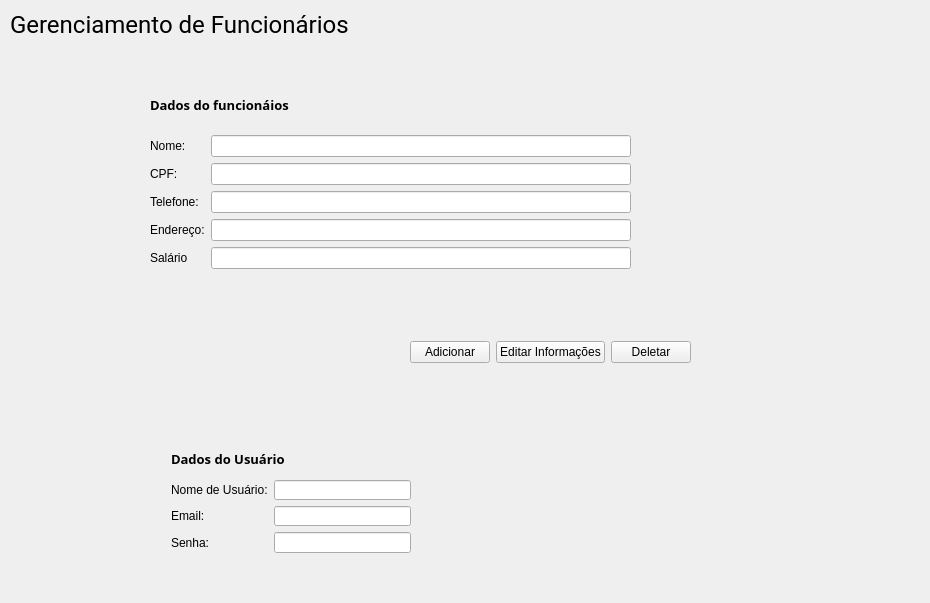
Old version of the form view/employees_management.ui in the repository PedroGregori/Projeto_Integrador--SENAC_BA-2022.
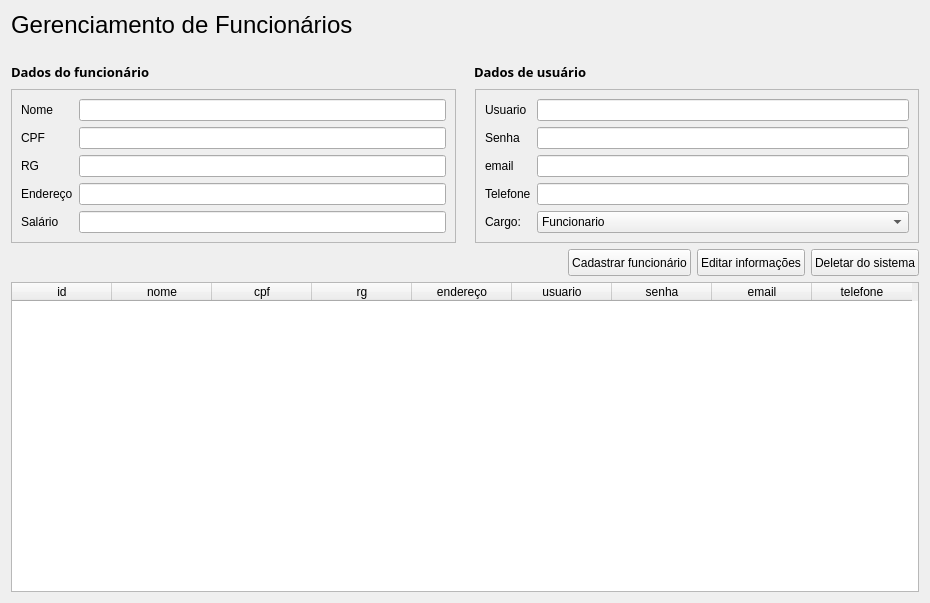
New version of the form.

Commit message: added employees management ui

```diff
--- a/view/employees_management.ui
+++ b/view/employees_management.ui
@@ -10,85 +10,51 @@
     <height>603</height>
    </rect>
   </property>
+  <property name="font">
+   <font>
+    <pointsize>9</pointsize>
+   </font>
+  </property>
   <property name="windowTitle">
    <string>Form</string>
   </property>
+  <layout class="QVBoxLayout" name="verticalLayout_2">
+   <item>
   <widget class="QLabel" name="title">
-   <property name="geometry">
-    <rect>
-     <x>10</x>
-     <y>10</y>
-     <width>521</width>
-     <height>29</height>
-    </rect>
-   </property>
    <property name="font">
     <font>
-     <family>Roboto</family>
+       <family>MS Shell Dlg 2</family>
      <pointsize>18</pointsize>
+       <weight>50</weight>
+       <bold>false</bold>
     </font>
    </property>
    <property name="text">
     <string>Gerenciamento de Funcionários</string>
    </property>
   </widget>
-  <widget class="QWidget" name="">
-   <property name="geometry">
-    <rect>
-     <x>410</x>
-     <y>340</y>
-     <width>487</width>
-     <height>25</height>
-    </rect>
-   </property>
-   <layout class="QHBoxLayout" name="horizontalLayout">
-    <item>
-     <widget class="QPushButton" name="Btn_Add">
-      <property name="text">
-       <string>Adicionar</string>
-      </property>
-     </widget>
     </item>
     <item>
-     <widget class="QPushButton" name="Btn_Edit">
-      <property name="text">
-       <string>Editar Informações</string>
-      </property>
-     </widget>
-    </item>
-    <item>
-     <widget class="QPushButton" name="Btn_Delete">
-      <property name="text">
-       <string>Deletar</string>
-      </property>
-     </widget>
-    </item>
-    <item>
-     <spacer name="horizontalSpacer">
+    <spacer name="verticalSpacer">
       <property name="orientation">
-       <enum>Qt::Horizontal</enum>
+      <enum>Qt::Vertical</enum>
+     </property>
+     <property name="sizeType">
+      <enum>QSizePolicy::Preferred</enum>
       </property>
       <property name="sizeHint" stdset="0">
        <size>
-        <width>40</width>
-        <height>20</height>
+       <width>20</width>
+       <height>18</height>
        </size>
       </property>
      </spacer>
     </item>
-   </layout>
-  </widget>
-  <widget class="QWidget" name="">
-   <property name="geometry">
-    <rect>
-     <x>150</x>
-     <y>80</y>
-     <width>481</width>
-     <height>189</height>
-    </rect>
-   </property>
+   <item>
    <layout class="QVBoxLayout" name="verticalLayout">
     <item>
+      <layout class="QHBoxLayout" name="horizontalLayout_3">
+       <item>
      <widget class="QLabel" name="label_2">
       <property name="font">
        <font>
@@ -99,157 +65,136 @@
        </font>
       </property>
       <property name="text">
-       <string>Dados do funcionáios</string>
-      </property>
+          <string>Dados do funcionário</string>
+         </property>
+         <property name="alignment">
+          <set>Qt::AlignLeading|Qt::AlignLeft|Qt::AlignTop</set>
+         </property>
      </widget>
     </item>
     <item>
-     <widget class="QFrame" name="frame_employeesData">
+        <spacer name="horizontalSpacer_3">
+         <property name="orientation">
+          <enum>Qt::Horizontal</enum>
+         </property>
+         <property name="sizeType">
+          <enum>QSizePolicy::Preferred</enum>
+         </property>
+         <property name="sizeHint" stdset="0">
+          <size>
+           <width>11</width>
+           <height>20</height>
+          </size>
+         </property>
+        </spacer>
+       </item>
+       <item>
+        <widget class="QLabel" name="label">
+         <property name="font">
+          <font>
+           <family>Segoe UI Semilight</family>
+           <pointsize>10</pointsize>
+           <weight>75</weight>
+           <bold>true</bold>
+          </font>
+         </property>
+         <property name="text">
+          <string>Dados de usuário</string>
+         </property>
+         <property name="alignment">
+          <set>Qt::AlignLeading|Qt::AlignLeft|Qt::AlignTop</set>
+         </property>
+        </widget>
+       </item>
+      </layout>
+     </item>
+     <item>
+      <layout class="QHBoxLayout" name="horizontalLayout">
+       <item>
+        <widget class="QFrame" name="formFrame">
+         <property name="frameShape">
+          <enum>QFrame::StyledPanel</enum>
+         </property>
       <layout class="QFormLayout" name="formLayout">
-       <property name="leftMargin">
-        <number>0</number>
-       </property>
-       <property name="topMargin">
-        <number>0</number>
-       </property>
-       <property name="rightMargin">
-        <number>0</number>
-       </property>
-       <property name="bottomMargin">
-        <number>0</number>
-       </property>
-       <item row="1" column="0">
+          <item row="0" column="0">
         <widget class="QLabel" name="nameLabel">
-         <property name="font">
-          <font>
-           <pointsize>9</pointsize>
-          </font>
-         </property>
          <property name="text">
-          <string>Nome:</string>
+             <string>Nome</string>
          </property>
         </widget>
        </item>
-       <item row="1" column="1">
+          <item row="0" column="1">
         <widget class="QLineEdit" name="name"/>
        </item>
-       <item row="2" column="0">
-        <widget class="QLabel" name="CPFLabel">
-         <property name="font">
-          <font>
-           <pointsize>9</pointsize>
-          </font>
-         </property>
+          <item row="1" column="0">
+           <widget class="QLabel" name="cpfLabel">
          <property name="text">
-          <string>CPF:</string>
+             <string>CPF</string>
          </property>
         </widget>
        </item>
-       <item row="2" column="1">
+          <item row="1" column="1">
         <widget class="QLineEdit" name="cpf"/>
        </item>
-       <item row="3" column="0">
-        <widget class="QLabel" name="telefoneLabel">
-         <property name="font">
-          <font>
-           <pointsize>9</pointsize>
-          </font>
-         </property>
+          <item row="2" column="0">
+           <widget class="QLabel" name="rgLabel">
          <property name="text">
-          <string>Telefone:</string>
+             <string>RG</string>
          </property>
         </widget>
        </item>
-       <item row="3" column="1">
-        <widget class="QLineEdit" name="phone"/>
-       </item>
-       <item row="5" column="0">
+          <item row="2" column="1">
+           <widget class="QLineEdit" name="rg"/>
+          </item>
+          <item row="3" column="0">
         <widget class="QLabel" name="addressLabel">
-         <property name="font">
-          <font>
-           <pointsize>9</pointsize>
-          </font>
-         </property>
          <property name="text">
-          <string>Endereço:</string>
+             <string>Endereço</string>
          </property>
         </widget>
        </item>
-       <item row="5" column="1">
+          <item row="3" column="1">
         <widget class="QLineEdit" name="address"/>
        </item>
-       <item row="6" column="0">
-        <widget class="QLabel" name="salRioLabel">
-         <property name="font">
-          <font>
-           <pointsize>9</pointsize>
-          </font>
-         </property>
+          <item row="4" column="0">
+           <widget class="QLabel" name="salaryLabel">
          <property name="text">
           <string>Salário</string>
          </property>
         </widget>
        </item>
-       <item row="6" column="1">
+          <item row="4" column="1">
         <widget class="QLineEdit" name="salary"/>
        </item>
       </layout>
      </widget>
     </item>
-   </layout>
-  </widget>
-  <widget class="QWidget" name="">
-   <property name="geometry">
-    <rect>
-     <x>171</x>
-     <y>450</y>
-     <width>240</width>
-     <height>103</height>
-    </rect>
-   </property>
-   <layout class="QVBoxLayout" name="verticalLayout_2">
     <item>
-     <widget class="QLabel" name="label_4">
-      <property name="font">
-       <font>
-        <family>Segoe UI Semilight</family>
-        <pointsize>10</pointsize>
-        <weight>75</weight>
-        <bold>true</bold>
-       </font>
-      </property>
-      <property name="text">
-       <string>Dados do Usuário</string>
-      </property>
-     </widget>
+        <spacer name="horizontalSpacer">
+         <property name="orientation">
+          <enum>Qt::Horizontal</enum>
+         </property>
+         <property name="sizeType">
+          <enum>QSizePolicy::Preferred</enum>
+         </property>
+         <property name="sizeHint" stdset="0">
+          <size>
+           <width>13</width>
+           <height>20</height>
+          </size>
+         </property>
+        </spacer>
     </item>
     <item>
-     <widget class="QFrame" name="">
+        <widget class="QFrame" name="formFrame_2">
+         <property name="frameShape">
+          <enum>QFrame::StyledPanel</enum>
+         </property>
       <layout class="QFormLayout" name="formLayout_2">
-       <property name="leftMargin">
-        <number>0</number>
-       </property>
-       <property name="topMargin">
-        <number>6</number>
-       </property>
-       <property name="rightMargin">
-        <number>0</number>
-       </property>
-       <property name="bottomMargin">
-        <number>0</number>
-       </property>
        <item row="0" column="0">
-        <widget class="QLabel" name="label">
-         <property name="font">
-          <font>
-           <pointsize>9</pointsize>
-          </font>
-         </property>
+           <widget class="QLabel" name="userLabel">
          <property name="text">
-          <string>Nome de Usuário:</string>
-         </property>
-         <property name="scaledContents">
-          <bool>false</bool>
+             <string>Usuario</string>
          </property>
         </widget>
        </item>
@@ -257,43 +202,183 @@
         <widget class="QLineEdit" name="lineEdit"/>
        </item>
        <item row="1" column="0">
+           <widget class="QLabel" name="passwordLabel">
+            <property name="text">
+             <string>Senha</string>
+            </property>
+           </widget>
+          </item>
+          <item row="1" column="1">
+           <widget class="QLineEdit" name="password"/>
+          </item>
+          <item row="2" column="0">
         <widget class="QLabel" name="emailLabel">
-         <property name="font">
-          <font>
-           <pointsize>9</pointsize>
-          </font>
-         </property>
          <property name="text">
-          <string>Email:</string>
+             <string>email</string>
          </property>
         </widget>
        </item>
-       <item row="1" column="1">
+          <item row="2" column="1">
         <widget class="QLineEdit" name="email"/>
        </item>
-       <item row="2" column="0">
+          <item row="3" column="0">
+           <widget class="QLabel" name="phoneLabel">
+            <property name="text">
+             <string>Telefone</string>
+            </property>
+           </widget>
+          </item>
+          <item row="3" column="1">
+           <widget class="QLineEdit" name="phone"/>
+          </item>
+          <item row="4" column="1">
+           <widget class="QComboBox" name="comboBox">
+            <item>
+             <property name="text">
+              <string>Funcionario</string>
+             </property>
+            </item>
+            <item>
+             <property name="text">
+              <string>Gerente</string>
+             </property>
+            </item>
+           </widget>
+          </item>
+          <item row="4" column="0">
         <widget class="QLabel" name="label_3">
-         <property name="font">
-          <font>
-           <pointsize>9</pointsize>
-          </font>
-         </property>
+            <property name="text">
+             <string>Cargo:</string>
+            </property>
+           </widget>
+          </item>
+         </layout>
+        </widget>
+       </item>
+      </layout>
+     </item>
+    </layout>
+   </item>
+   <item>
+    <widget class="QFrame" name="frame">
+     <layout class="QHBoxLayout" name="horizontalLayout_2">
+      <property name="leftMargin">
+       <number>0</number>
+      </property>
+      <property name="topMargin">
+       <number>0</number>
+      </property>
+      <property name="rightMargin">
+       <number>0</number>
+      </property>
+      <property name="bottomMargin">
+       <number>0</number>
+      </property>
+      <item>
+       <spacer name="horizontalSpacer_2">
+        <property name="orientation">
+         <enum>Qt::Horizontal</enum>
+        </property>
+        <property name="sizeHint" stdset="0">
+         <size>
+          <width>40</width>
+          <height>20</height>
+         </size>
+        </property>
+       </spacer>
+      </item>
+      <item>
+       <widget class="QPushButton" name="pushButton">
+        <property name="minimumSize">
+         <size>
+          <width>0</width>
+          <height>27</height>
+         </size>
+        </property>
          <property name="text">
-          <string>Senha:</string>
-         </property>
-         <property name="scaledContents">
-          <bool>true</bool>
-         </property>
-        </widget>
-       </item>
-       <item row="2" column="1">
-        <widget class="QLineEdit" name="lineEdit_2"/>
+         <string>Cadastrar funcionário</string>
+        </property>
+       </widget>
+      </item>
+      <item>
+       <widget class="QPushButton" name="pushButton_2">
+        <property name="minimumSize">
+         <size>
+          <width>0</width>
+          <height>27</height>
+         </size>
+        </property>
+        <property name="text">
+         <string>Editar informações</string>
+        </property>
+       </widget>
+      </item>
+      <item>
+       <widget class="QPushButton" name="pushButton_3">
+        <property name="minimumSize">
+         <size>
+          <width>0</width>
+          <height>27</height>
+         </size>
+        </property>
+        <property name="text">
+         <string>Deletar do sistema</string>
+        </property>
+       </widget>
        </item>
       </layout>
      </widget>
     </item>
-   </layout>
-  </widget>
+   <item>
+    <widget class="QTableWidget" name="tableWidget">
+     <column>
+      <property name="text">
+       <string>id</string>
+      </property>
+     </column>
+     <column>
+      <property name="text">
+       <string>nome</string>
+      </property>
+     </column>
+     <column>
+      <property name="text">
+       <string>cpf</string>
+      </property>
+     </column>
+     <column>
+      <property name="text">
+       <string>rg</string>
+      </property>
+     </column>
+     <column>
+      <property name="text">
+       <string>endereço</string>
+      </property>
+     </column>
+     <column>
+      <property name="text">
+       <string>usuario</string>
+      </property>
+     </column>
+     <column>
+      <property name="text">
+       <string>senha</string>
+      </property>
+     </column>
+     <column>
+      <property name="text">
+       <string>email</string>
+      </property>
+     </column>
+     <column>
+      <property name="text">
+       <string>telefone</string>
+      </property>
+     </column>
+    </widget>
+   </item>
+  </layout>
  </widget>
  <resources/>
  <connections/>
```
Left out of the diff: 2 changed lines with no effect on the pictures. Lines whose indentation alone changed are shown as unchanged. The commit also changes 349 other files.
